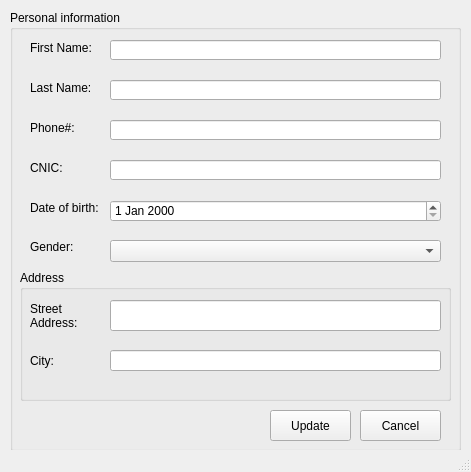
RaahimHash/DBMS-Project-UHU-Clinic, file Screens/Technician UpdatePatient.ui: the form before one commit.
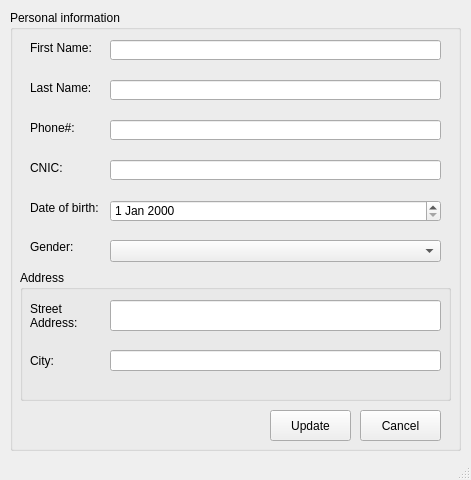
The form after the commit.

Patch:
```diff
--- a/Screens/Technician UpdatePatient.ui
+++ b/Screens/Technician UpdatePatient.ui
@@ -10,7 +10,7 @@
     <x>0</x>
     <y>0</y>
     <width>471</width>
-    <height>472</height>
+    <height>480</height>
    </rect>
   </property>
   <property name="windowTitle">
```
